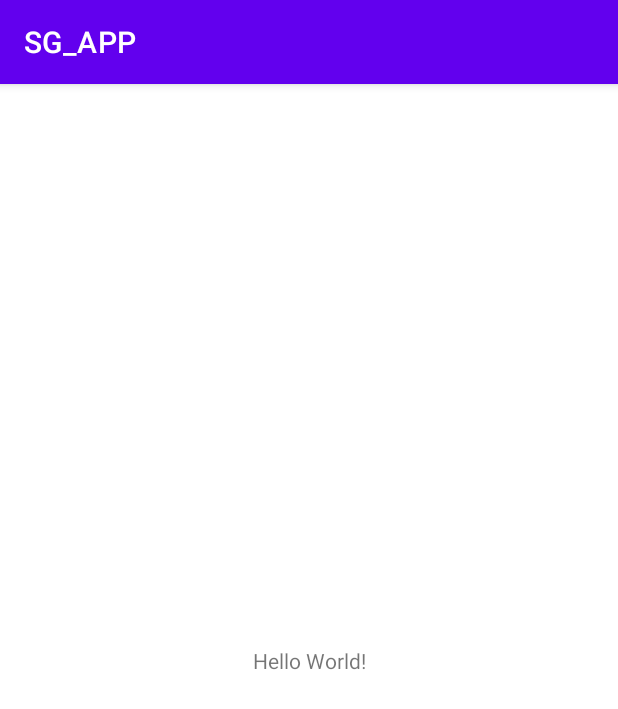
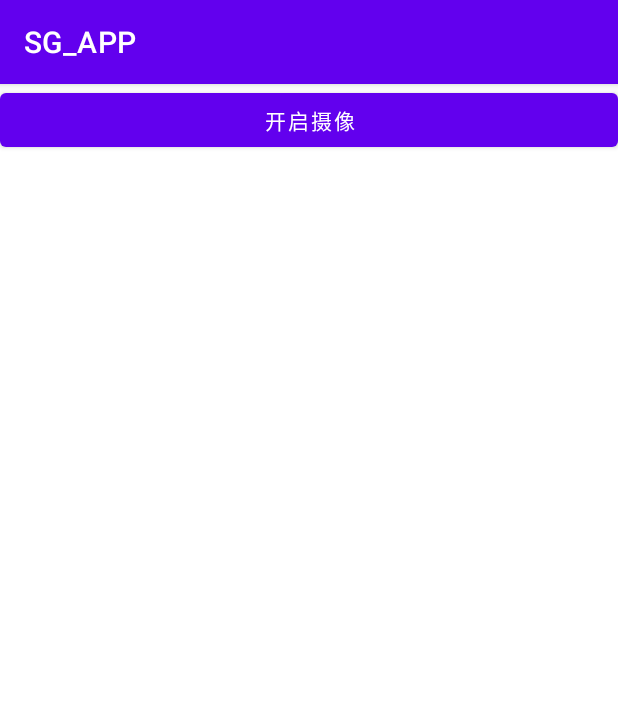
Before and after one commit to KaguraChen/SG_APP, an Android app: the screen it shows after launch (MainActivity), on a phone screen of 412 x 824 dp. Shown: the top 709 px of the screen. Run offline under Robolectric (Android 15) with nearby library versions, the light colour scheme and no system bars.

Commit message:
MainActivity

```diff
--- a/app/src/main/java/com/example/sg_app/MainActivity.java
+++ b/app/src/main/java/com/example/sg_app/MainActivity.java
@@ -1,16 +1,45 @@
-    package com.example.sg_app;
+package com.example.sg_app;
 
 import androidx.appcompat.app.AppCompatActivity;
 
+import android.content.Intent;
 import android.os.Bundle;
+import android.view.View;
+import android.widget.Button;
 
-    public class MainActivity extends AppCompatActivity {
+import java.net.Socket;
+
+public class MainActivity extends AppCompatActivity {
+
+    private Button button_1;
 
     @Override
     protected void onCreate(Bundle savedInstanceState) {
         super.onCreate(savedInstanceState);
         setContentView(R.layout.activity_main);
+        Thread myThread=new Thread(){//创建子线程
+            @Override
+            public void run() {
+                try{
+                    Socket socket = new Socket("127.0.0.1",Integer.parseInt("5050"));
+                    ((MySocket)getApplication()).setSocket(socket);//初始化MySocket
+                    System.out.println("ok");
+                }catch (Exception e){
+                    e.printStackTrace();
+                }
+            }
+        };
+        myThread.start();//启动线程
 
+        button_1 = findViewById(R.id.openCamera);
+        button_1.setOnClickListener(new View.OnClickListener(){
+            @Override
+            public void onClick(View v) {
+                Intent intent = new Intent();
+                intent.setClass(MainActivity.this, CameraGetActivity.class);
+                MainActivity.this.startActivity(intent);//启动新的Intent
 
+            }
+        });
     }
 }
--- a/app/src/main/res/layout/activity_main.xml
+++ b/app/src/main/res/layout/activity_main.xml
@@ -1,18 +1,16 @@
 <?xml version="1.0" encoding="utf-8"?>
-<androidx.constraintlayout.widget.ConstraintLayout xmlns:android="http://schemas.android.com/apk/res/android"
+<LinearLayout xmlns:android="http://schemas.android.com/apk/res/android"
     xmlns:app="http://schemas.android.com/apk/res-auto"
     xmlns:tools="http://schemas.android.com/tools"
     android:layout_width="match_parent"
     android:layout_height="match_parent"
     tools:context=".MainActivity">
 
-    <TextView
-        android:layout_width="wrap_content"
+    <Button
+        android:id="@+id/openCamera"
+        android:layout_width="match_parent"
         android:layout_height="wrap_content"
-        android:text="Hello World!"
-        app:layout_constraintBottom_toBottomOf="parent"
-        app:layout_constraintEnd_toEndOf="parent"
-        app:layout_constraintStart_toStartOf="parent"
-        app:layout_constraintTop_toTopOf="parent" />
+        android:text="开启摄像"
+        android:textColor="#FFFFFF"/>
 
-</androidx.constraintlayout.widget.ConstraintLayout>
+</LinearLayout>
```
Also changed, not shown: app/src/main/AndroidManifest.xml (+7 -0 lines), app/src/main/java/com/example/sg_app/CameraGetActivity.java (added, +14 -0 lines), app/src/main/res/layout/activity_camera_get.xml (added, +9 -0 lines).
